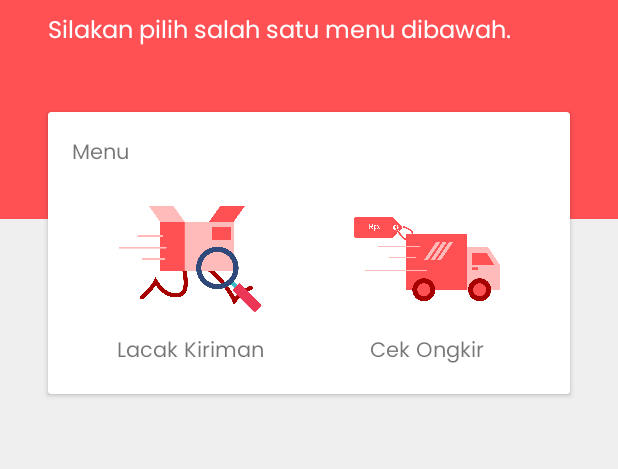
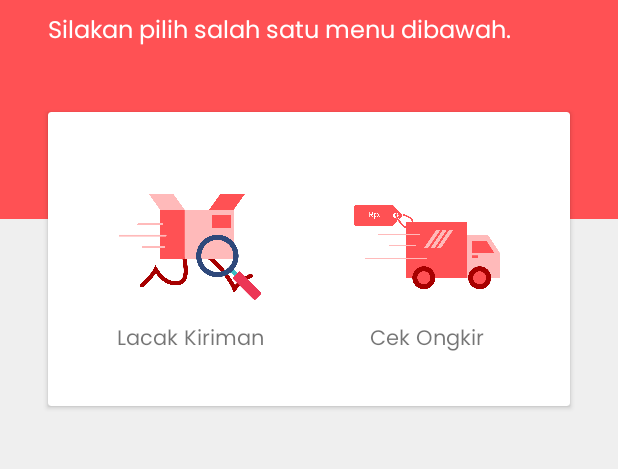
Before and after one commit to rainerregan/Kirimanku, an Android app: the screen it shows after launch (HomeActivity), on a phone screen of 412 x 824 dp, the part 156-625 px from its top. Run offline under Robolectric (Android 15) with nearby library versions, the phone set to English and light mode, and no system bars.

Commit message:
UI Improvement

```diff
--- a/app/src/main/res/layout/activity_home.xml
+++ b/app/src/main/res/layout/activity_home.xml
@@ -52,10 +52,6 @@
                 android:orientation="vertical"
                 android:padding="16dp">
 
-                <TextView
-                    android:layout_width="match_parent"
-                    android:layout_height="wrap_content"
-                    android:text="Menu"/>
 
                 <LinearLayout
                     android:layout_marginTop="8dp"
@@ -69,7 +65,8 @@
                         android:layout_height="wrap_content"
                         android:orientation="vertical"
                         android:layout_weight="1"
-                        android:gravity="center">
+                        android:gravity="center"
+                        android:padding="16dp">
 
                         <ImageView
                             android:layout_width="100dp"
@@ -91,7 +88,8 @@
                         android:layout_height="wrap_content"
                         android:orientation="vertical"
                         android:layout_weight="1"
-                        android:gravity="center">
+                        android:gravity="center"
+                        android:padding="16dp">
 
                         <ImageView
                             android:layout_width="100dp"
```
